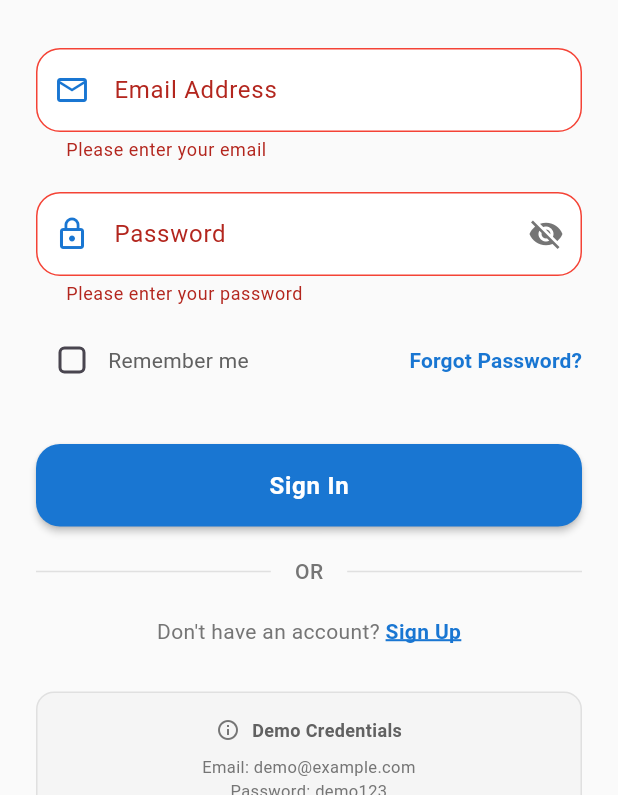
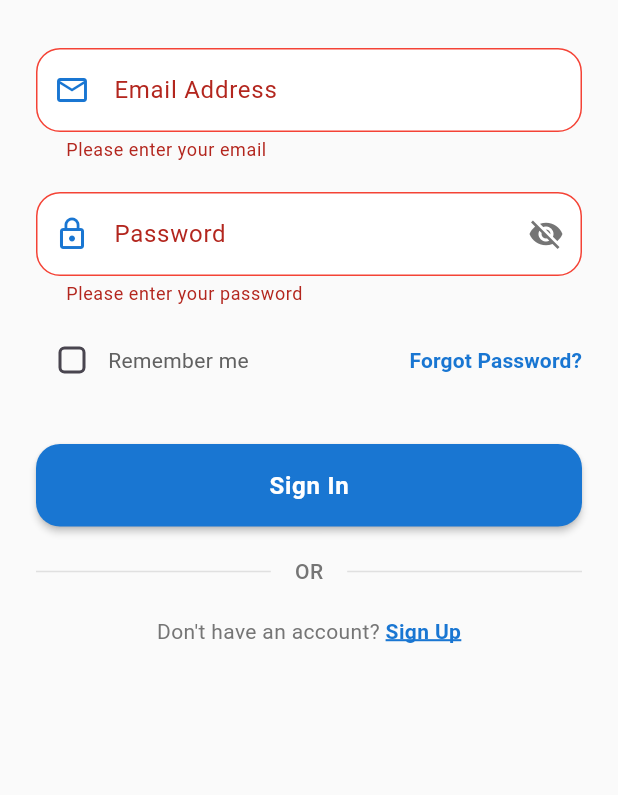
Before and after one commit to Athore07/Chatting-AppFlutter, a Flutter app: the screen it shows after launch, after a tap on "Sign In", on a phone screen of 412 x 824 dp, the part 441-1236 px from its top. Run offline on Flutter 3.47's test engine with Material 3 defaults, Android fonts, the phone set to English and light mode, and no system bars; our stand-ins replace cloud_firestore, firebase_auth, firebase_core, firebase_messaging, google_sign_in, shared_preferences; accounts and stored records are empty.

Commit message:
Add account deletion, email save/load, Google Sign-In, and fix warnings

```diff
--- a/lib/screens/chart.dart
+++ b/lib/screens/chart.dart
@@ -61,6 +61,7 @@ class _ChatScreenState extends State<ChatScreen> {
       await _updateRecentChats(widget.receiverId);
 
     } catch (e) {
+      if (!mounted) return;
       ScaffoldMessenger.of(context).showSnackBar(
         SnackBar(content: Text('Failed to send message: $e')),
       );
--- a/lib/screens/login.dart
+++ b/lib/screens/login.dart
@@ -1,6 +1,7 @@
 import 'package:chatting_app/screens/register.dart';
 import 'package:chatting_app/screens/users.dart';
 import 'package:flutter/material.dart';
+import 'package:shared_preferences/shared_preferences.dart';
 import '../services/auth_service.dart';
 
 class LoginScreen extends StatefulWidget {
@@ -50,8 +51,29 @@ class _LoginScreenState extends State<LoginScreen> with SingleTickerProviderStat
   }
 
   Future<void> _loadSavedEmail() async {
-    // TODO: Implement shared_preferences to load saved email
-    // This is a placeholder
+    try {
+      final prefs = await SharedPreferences.getInstance();
+      final savedEmail = prefs.getString('saved_email');
+      if (savedEmail != null && mounted) {
+        _emailController.text = savedEmail;
+      }
+    } catch (e) {
+      // Handle error silently
+      debugPrint('Error loading saved email: $e');
+    }
+  }
+
+  Future<void> _saveEmail(String email) async {
+    try {
+      final prefs = await SharedPreferences.getInstance();
+      if (_rememberMe) {
+        await prefs.setString('saved_email', email);
+      } else {
+        await prefs.remove('saved_email');
+      }
+    } catch (e) {
+      debugPrint('Error saving email: $e');
+    }
   }
 
   @override
@@ -71,6 +93,9 @@ class _LoginScreenState extends State<LoginScreen> with SingleTickerProviderStat
     try {
       final email = _emailController.text.trim();
       final password = _passwordController.text.trim();
+
+      // Save email if remember me is checked
+      await _saveEmail(email);
 
       await _authService.login(
         email: email,
@@ -214,10 +239,6 @@ class _LoginScreenState extends State<LoginScreen> with SingleTickerProviderStat
 
                   // Register Link
                   _buildRegisterLink(),
-                  const SizedBox(height: 30),
-
-                  // Demo Credentials
-                  _buildDemoCredentials(),
                 ],
               ),
             ),
@@ -299,7 +320,7 @@ class _LoginScreenState extends State<LoginScreen> with SingleTickerProviderStat
       style: const TextStyle(fontSize: 16),
       decoration: InputDecoration(
         labelText: "Email Address",
-        hintText: "Enter your email",
+        hintText: "Magu@example.com",
         prefixIcon: Icon(Icons.email_outlined, color: Colors.blue[700]),
         border: OutlineInputBorder(
           borderRadius: BorderRadius.circular(16),
@@ -348,7 +369,7 @@ class _LoginScreenState extends State<LoginScreen> with SingleTickerProviderStat
       style: const TextStyle(fontSize: 16),
       decoration: InputDecoration(
         labelText: "Password",
-        hintText: "Enter your password",
+        hintText: "Magu@123",
         prefixIcon: Icon(Icons.lock_outline, color: Colors.blue[700]),
         suffixIcon: IconButton(
           icon: Icon(
@@ -529,42 +550,4 @@ class _LoginScreenState extends State<LoginScreen> with SingleTickerProviderStat
     );
   }
 
-  Widget _buildDemoCredentials() {
-    return Container(
-      padding: const EdgeInsets.all(16),
-      decoration: BoxDecoration(
-        color: Colors.grey[100],
-        borderRadius: BorderRadius.circular(12),
-        border: Border.all(color: Colors.grey[300]!),
-      ),
-      child: Column(
-        children: [
-          Row(
-            mainAxisAlignment: MainAxisAlignment.center,
-            children: [
-              Icon(Icons.info_outline, size: 16, color: Colors.grey[600]),
-              const SizedBox(width: 8),
-              Text(
-                "Demo Credentials",
-                style: TextStyle(
-                  fontSize: 12,
-                  fontWeight: FontWeight.w600,
-                  color: Colors.grey[700],
-                ),
-              ),
-            ],
-          ),
-          const SizedBox(height: 8),
-          Text(
-            "Email: demo@example.com\nPassword: demo123",
-            style: TextStyle(
-              fontSize: 11,
-              color: Colors.grey[600],
-            ),
-            textAlign: TextAlign.center,
-          ),
-        ],
-      ),
-    );
-  }
 }
--- a/pubspec.yaml
+++ b/pubspec.yaml
@@ -39,6 +39,8 @@ dependencies:
   firebase_auth: ^6.1.4
   firebase_messaging: ^16.1.1
   intl: ^0.19.0
+  shared_preferences: ^2.2.2
+  google_sign_in: ^6.2.1
 
 dev_dependencies:
   flutter_test:
```
Also changed, not shown: lib/screens/profile.dart (+102 -0 lines), lib/services/auth_service.dart (+45 -2 lines), pubspec.lock.
